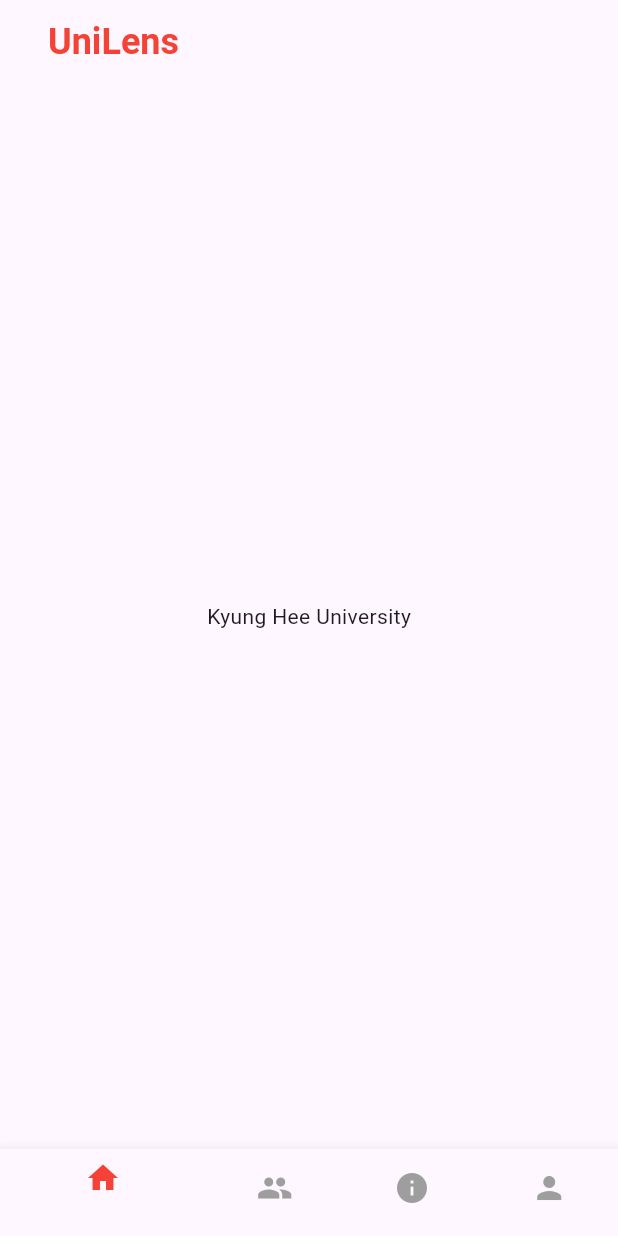
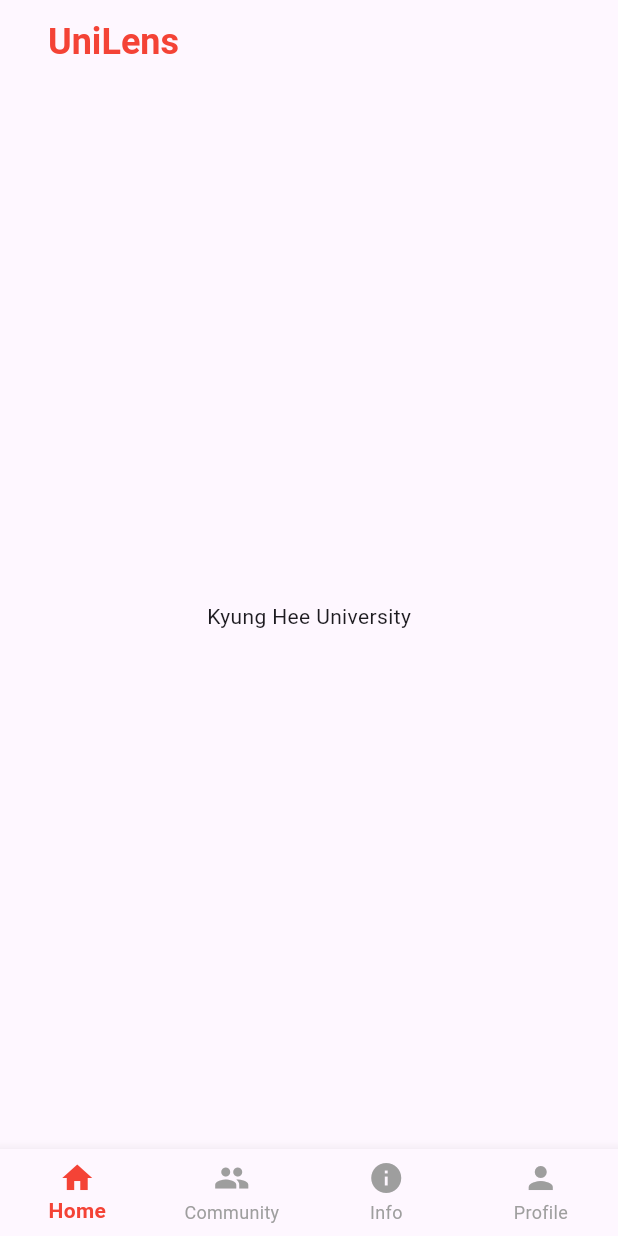
Before and after one commit to raheel38/unilens, a Flutter app: the screen it shows after launch, on a phone screen of 412 x 824 dp. Run offline on Flutter 3.47's test engine with Material 3 defaults, Android fonts, the phone set to English and light mode, and no system bars.

Commit message:
overall architecture of the app - Done

```diff
--- a/unilens_frontend/lib/main.dart
+++ b/unilens_frontend/lib/main.dart
@@ -4,6 +4,7 @@
 void main() {
   runApp(MyApp());
 }
+
 // import 'package:flutter/material.dart';
 // import 'dart:io';
 
--- a/unilens_frontend/lib/navigationBar.dart
+++ b/unilens_frontend/lib/navigationBar.dart
@@ -13,10 +13,10 @@
   int _selectedIndex = 0;
 
   final List<Widget> _screens = [
-    HomeScreen(),
-    CommunityScreen(),
-    InfoScreen(),
-    ProfileScreen(),
+    const HomeScreen(),
+    const CommunityScreen(),
+    const InfoScreen(),
+    const ProfileScreen(),
   ];
 
   @override
@@ -43,33 +43,39 @@
         body: _screens[_selectedIndex],
         bottomNavigationBar: BottomNavigationBar(
           currentIndex: _selectedIndex,
+          type: BottomNavigationBarType
+              .fixed, // Ensures labels appear under icons
           onTap: (index) {
             setState(() {
               _selectedIndex = index;
             });
           },
-          items: [
+          items: const [
             BottomNavigationBarItem(
-              icon: Icon(Icons.home,
-                  color: _selectedIndex == 0 ? Colors.red : Colors.grey),
+              icon: Icon(Icons.home),
               label: 'Home',
             ),
             BottomNavigationBarItem(
-              icon: Icon(Icons.people,
-                  color: _selectedIndex == 1 ? Colors.red : Colors.grey),
+              icon: Icon(Icons.people),
               label: 'Community',
             ),
             BottomNavigationBarItem(
-              icon: Icon(Icons.info,
-                  color: _selectedIndex == 2 ? Colors.red : Colors.grey),
+              icon: Icon(Icons.info),
               label: 'Info',
             ),
             BottomNavigationBarItem(
-              icon: Icon(Icons.person,
-                  color: _selectedIndex == 3 ? Colors.red : Colors.grey),
+              icon: Icon(Icons.person),
               label: 'Profile',
             ),
           ],
+          selectedItemColor:
+              Colors.red, // Sets color for selected icon and label
+          unselectedItemColor:
+              Colors.grey, // Sets color for unselected icon and label
+          selectedLabelStyle: const TextStyle(
+            fontWeight: FontWeight.bold,
+          ),
+          unselectedLabelStyle: const TextStyle(),
         ),
       ),
     );
```
Also changed, not shown: unilens_frontend/lib/screens/info_screen.dart (+4 -90 lines).
